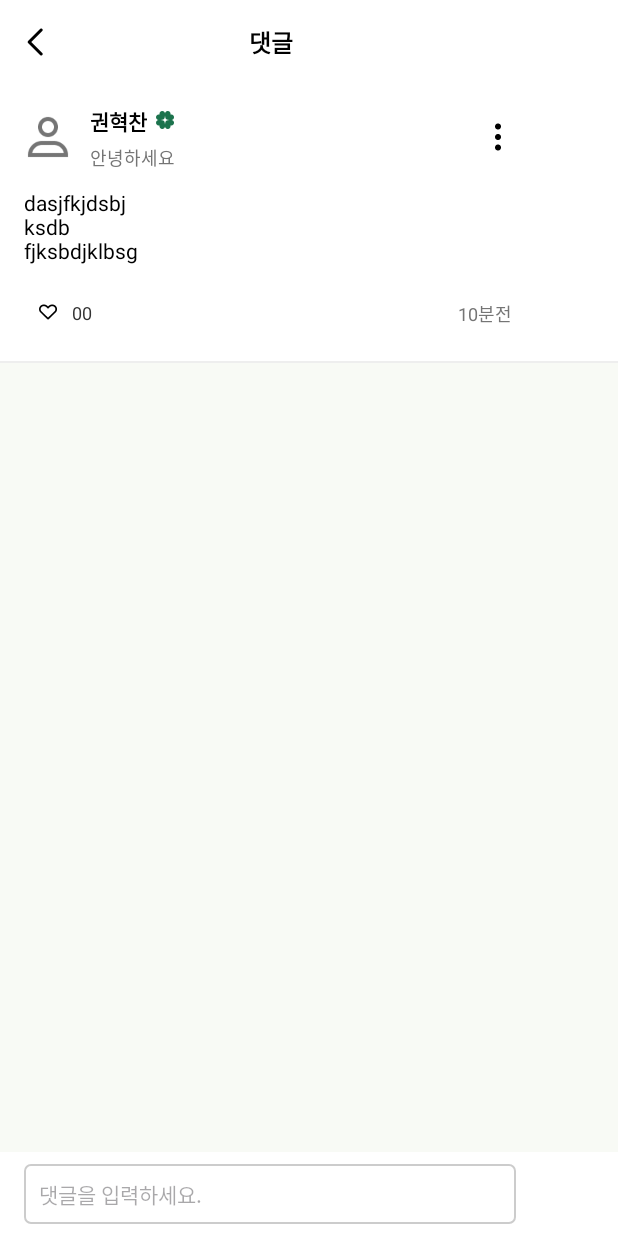
After one commit to Daon-UMC-5th/Android, an Android app: the CommentActivity screen opened directly, with no data from a screen before it, on a phone screen of 412 x 824 dp. The commit adds this screen. Run offline under Robolectric (Android 15) with nearby library versions, the phone set to English and light mode, and no system bars.

Commit message:
댓글 액티비티

```diff
--- a/app/src/main/AndroidManifest.xml
+++ b/app/src/main/AndroidManifest.xml
@@ -12,6 +12,9 @@
         android:supportsRtl="true"
         android:theme="@style/Theme.Daon"
         tools:targetApi="31">
+        <activity
+            android:name=".CommentActivity"
+            android:exported="false" />
         <activity
             android:name=".ReadwriteActivity"
             android:exported="false" />
--- /dev/null
+++ b/app/src/main/java/com/example/daon/CommentActivity.kt
@@ -0,0 +1,68 @@
+package com.example.daon
+
+import android.annotation.SuppressLint
+import androidx.appcompat.app.AppCompatActivity
+import android.os.Bundle
+import android.text.Editable
+import android.text.TextWatcher
+import android.view.View
+import androidx.recyclerview.widget.LinearLayoutManager
+import androidx.recyclerview.widget.RecyclerView
+import com.example.daon.databinding.ActivityCommentBinding
+import com.example.daon.databinding.ActivityMainBinding
+
+class CommentActivity : AppCompatActivity() {
+
+    private lateinit var datas: ArrayList<CommentData>
+    private lateinit var CommentRVAdapter: CommentRVAdapter
+    private lateinit var recyclerView: RecyclerView
+
+    private lateinit var binding : ActivityCommentBinding
+    @SuppressLint("NotifyDataSetChanged")
+    override fun onCreate(savedInstanceState: Bundle?) {
+        super.onCreate(savedInstanceState)
+        binding = ActivityCommentBinding.inflate(layoutInflater)
+        setContentView(binding.root)
+
+        recyclerView = binding.commentRV
+        datas = getYourDataList()
+        CommentRVAdapter = CommentRVAdapter(datas)
+
+        binding.commentRV.layoutManager = LinearLayoutManager(this)
+        binding.commentRV.adapter = CommentRVAdapter
+        datas.add(CommentData("권혁찬","안녕하세요",R.drawable.calendar,"10분전",R.drawable.calendar,R.drawable.calendar,"dasjfkjdsbj\nksdb\nfjksbdjklbsg",R.drawable.calendar,"00"))
+        CommentRVAdapter.notifyDataSetChanged()
+
+
+        binding.commentBack.setOnClickListener {
+            onBackPressedDispatcher.onBackPressed()
+        }
+
+        binding.commentEdit.addTextChangedListener(object : TextWatcher {
+            override fun beforeTextChanged(s: CharSequence?, start: Int, count: Int, after: Int) {
+                // 텍스트 변경 전에 호출됩니다. 여기서는 사용하지 않습니다.
+            }
+
+            override fun onTextChanged(s: CharSequence?, start: Int, before: Int, count: Int) {
+                // 텍스트가 변경될 때마다 호출됩니다. 여기서는 사용하지 않습니다.
+            }
+
+            override fun afterTextChanged(s: Editable?) {
+                // 텍스트가 변경된 후에 호출됩니다.
+                val text = s.toString()
+                if (text.isNotEmpty()) {
+                    binding.commentDel.visibility = View.VISIBLE
+                } else {
+                    binding.commentDel.visibility = View.GONE
+                }
+            }
+        })
+        binding.commentDel.setOnClickListener {
+            binding.commentEdit.text = null
+        }
+    }
+
+    private fun getYourDataList(): ArrayList<CommentData> {
+        return ArrayList()
+    }
+}
--- /dev/null
+++ b/app/src/main/java/com/example/daon/CommentData.kt
@@ -0,0 +1,13 @@
+package com.example.daon
+
+data class CommentData(
+    val nickname: String,
+    val intro: String,
+    val icon: Int,
+    val timeAgo: String,
+    val profileImage: Int,
+    val more: Int,
+    val detail: String,
+    val favorIcon: Int,
+    val favorCount: String,
+)
--- /dev/null
+++ b/app/src/main/java/com/example/daon/CommentRVAdapter.kt
@@ -0,0 +1,42 @@
+package com.example.daon
+
+import android.view.LayoutInflater
+import android.view.ViewGroup
+import androidx.recyclerview.widget.RecyclerView
+import com.example.daon.databinding.CommentItemBinding
+import com.example.daon.databinding.YeeItemBinding
+
+class CommentRVAdapter(private val dataList: ArrayList<CommentData>) : RecyclerView.Adapter<CommentRVAdapter.ViewHolder>(){
+    inner class ViewHolder(private val binding: CommentItemBinding) : RecyclerView.ViewHolder(binding.root){
+        val nickname_ = binding.commentNickname
+        val detail_ = binding.commentDetail
+        val icon_ = binding.writeIcon
+        val timeAgo_ = binding.timeAgo
+        val intro_ = binding.intro
+        val profileImage_ = binding.writeProfile
+        val more_ = binding.writeMore
+        val favorIcon_ = binding.writeFavorite
+        val favorCount_ = binding.favorCount
+
+    }
+
+    override fun onCreateViewHolder(parent: ViewGroup, viewType: Int): CommentRVAdapter.ViewHolder {
+        val binding = CommentItemBinding.inflate(LayoutInflater.from(parent.context), parent, false)
+        return ViewHolder(binding)
+    }
+
+    override fun onBindViewHolder(holder: ViewHolder, position: Int) {
+        holder.nickname_.text = dataList[position].nickname
+        holder.detail_.text = dataList[position].detail
+        holder.icon_.setImageResource(R.drawable.light)
+        holder.intro_.text = dataList[position].intro
+        holder.timeAgo_.text = dataList[position].timeAgo
+        holder.more_.setImageResource(R.drawable.morebtn)
+        holder.profileImage_.setImageResource(R.drawable.mypage)
+        holder.favorIcon_.setImageResource(R.drawable.favor1)
+        holder.favorCount_.text = dataList[position].favorCount
+    }
+    override fun getItemCount(): Int {
+        return dataList.size
+    }
+}
--- a/app/src/main/java/com/example/daon/ReadwriteActivity.kt
+++ b/app/src/main/java/com/example/daon/ReadwriteActivity.kt
@@ -1,11 +1,25 @@
 package com.example.daon
 
+import android.content.Intent
 import androidx.appcompat.app.AppCompatActivity
 import android.os.Bundle
+import com.example.daon.databinding.ActivityReadwriteBinding
+import com.example.daon.databinding.ActivityWriteBinding
 
 class ReadwriteActivity : AppCompatActivity() {
+    private lateinit var binding: ActivityReadwriteBinding
     override fun onCreate(savedInstanceState: Bundle?) {
         super.onCreate(savedInstanceState)
-        setContentView(R.layout.activity_readwrite)
+        binding = ActivityReadwriteBinding.inflate(layoutInflater)
+        setContentView(binding.root)
+
+        binding.writeBack.setOnClickListener {
+            onBackPressedDispatcher.onBackPressed()
+        }
+
+        binding.commentBackground.setOnClickListener {
+            val intent = Intent(this,CommentActivity::class.java)
+            startActivity(intent)
+        }
     }
 }
--- /dev/null
+++ b/app/src/main/res/drawable/comment_background.xml
@@ -0,0 +1,24 @@
+<?xml version="1.0" encoding="utf-8"?>
+<selector xmlns:android="http://schemas.android.com/apk/res/android">
+    <item android:state_focused="true">
+        <shape android:shape="rectangle">
+             <stroke
+            android:width="1dp"
+            android:color="#CCCCCC" />
+             <corners android:radius="4dp"/>
+            <solid
+             android:color="#FFFFFF" />
+            </shape>
+       </item>
+
+    <item android:state_focused="false">
+        <shape android:shape="rectangle">
+            <stroke
+                android:width="1dp"
+                android:color="#CCCCCC" />
+            <corners android:radius="4dp"/>
+            <solid
+                android:color="#FFFFFF" />
+        </shape>
+    </item>
+</selector>
--- /dev/null
+++ b/app/src/main/res/layout/activity_comment.xml
@@ -0,0 +1,86 @@
+<?xml version="1.0" encoding="utf-8"?>
+<androidx.constraintlayout.widget.ConstraintLayout xmlns:android="http://schemas.android.com/apk/res/android"
+    xmlns:app="http://schemas.android.com/apk/res-auto"
+    xmlns:tools="http://schemas.android.com/tools"
+    android:layout_width="match_parent"
+    android:layout_height="match_parent"
+    android:background="#F8FAF5"
+    tools:context=".CommentActivity">
+
+    <androidx.constraintlayout.widget.ConstraintLayout
+        android:layout_width="match_parent"
+        android:layout_height="56dp"
+        android:background="@color/white"
+        tools:ignore="MissingConstraints">
+        <TextView
+            android:layout_width="137dp"
+            android:layout_height="24dp"
+            android:textSize="16sp"
+            android:text="댓글"
+            android:layout_marginStart="112dp"
+            android:layout_marginTop="16dp"
+            android:textStyle="bold"
+            android:gravity="center"
+            android:textColor="@color/black"
+            app:layout_constraintStart_toStartOf="parent"
+            app:layout_constraintTop_toTopOf="parent"
+            tools:ignore="MissingConstraints" />
+
+        <ImageView
+            android:id="@+id/comment_back"
+            android:layout_width="24dp"
+            android:layout_height="24dp"
+            android:src="@drawable/back"
+            android:layout_marginStart="12dp"
+            android:layout_marginTop="16dp"
+            app:layout_constraintStart_toStartOf="parent"
+            app:layout_constraintTop_toTopOf="parent"
+            android:contentDescription="TODO" />
+    </androidx.constraintlayout.widget.ConstraintLayout>
+
+    <androidx.recyclerview.widget.RecyclerView
+        android:id="@+id/comment_RV"
+        android:layout_width="match_parent"
+        android:layout_height="wrap_content"
+        android:layout_marginStart="0dp"
+        android:layout_marginTop="56dp"
+        app:layout_constraintStart_toStartOf="parent"
+        app:layout_constraintTop_toTopOf="parent"
+        tools:listitem="@layout/comment_item"
+        tools:itemCount="3"
+        tools:ignore="MissingConstraints" />
+
+    <androidx.constraintlayout.widget.ConstraintLayout
+        android:layout_width="match_parent"
+        android:layout_height="56dp"
+        android:background="@color/white"
+        app:layout_constraintBottom_toBottomOf="parent"
+        tools:ignore="MissingConstraints">
+
+        <EditText
+            android:id="@+id/comment_edit"
+            android:layout_width="328dp"
+            android:layout_height="40dp"
+            android:layout_marginStart="16dp"
+            android:layout_marginTop="8dp"
+            android:hint="   댓글을 입력하세요."
+            android:textSize="14sp"
+            android:background="@drawable/comment_background"
+            app:layout_constraintStart_toStartOf="parent"
+            app:layout_constraintTop_toTopOf="parent"/>
+
+        <ImageView
+            android:id="@+id/comment_del"
+            android:layout_width="24dp"
+            android:layout_height="24dp"
+            android:src="@drawable/delete"
+            android:layout_marginEnd="8dp"
+            android:layout_marginTop="8dp"
+            android:visibility="gone"
+            app:layout_constraintEnd_toEndOf="@id/comment_edit"
+            app:layout_constraintTop_toTopOf="@id/comment_edit"
+            android:contentDescription="TODO" />
+
+
+    </androidx.constraintlayout.widget.ConstraintLayout>
+</androidx.constraintlayout.widget.ConstraintLayout>
--- /dev/null
+++ b/app/src/main/res/layout/comment_item.xml
@@ -0,0 +1,130 @@
+<?xml version="1.0" encoding="utf-8"?>
+<androidx.constraintlayout.widget.ConstraintLayout xmlns:android="http://schemas.android.com/apk/res/android"
+    xmlns:tools="http://schemas.android.com/tools"
+    android:layout_width="match_parent"
+    android:layout_height="wrap_content"
+    android:background="@color/white"
+    xmlns:app="http://schemas.android.com/apk/res-auto">
+
+        <ImageView
+            android:id="@+id/write_profile"
+            android:layout_width="32dp"
+            android:layout_height="32dp"
+            android:src="@drawable/wee"
+            android:layout_marginStart="16dp"
+            android:layout_marginTop="19dp"
+            app:layout_constraintStart_toStartOf="parent"
+            app:layout_constraintTop_toTopOf="parent"
+            android:contentDescription="TODO" />
+
+        <TextView
+            android:id="@+id/comment_nickname"
+            android:layout_width="wrap_content"
+            android:layout_height="24dp"
+            android:textSize="14sp"
+            android:text="닉네임"
+            android:layout_marginStart="60dp"
+            android:layout_marginTop="14dp"
+            android:textStyle="bold"
+            android:textColor="@color/black"
+            app:layout_constraintStart_toStartOf="parent"
+            app:layout_constraintTop_toTopOf="parent"/>
+
+        <ImageView
+            android:id="@+id/write_icon"
+            android:layout_width="12dp"
+            android:layout_height="12dp"
+            android:src="@drawable/light"
+            android:layout_marginStart="6dp"
+            android:layout_marginTop="18dp"
+            app:layout_constraintStart_toEndOf="@id/comment_nickname"
+            app:layout_constraintTop_toTopOf="parent"
+            android:contentDescription="TODO" />
+
+        <TextView
+            android:id="@+id/timeAgo"
+            android:layout_width="wrap_content"
+            android:layout_height="16dp"
+            android:text="10분전"
+            android:textSize="12sp"
+            android:textColor="#757575"
+            android:layout_marginTop="23.25dp"
+            android:layout_marginStart="305dp"
+            app:layout_constraintStart_toStartOf="parent"
+            app:layout_constraintTop_toBottomOf="@id/comment_detail" />
+
+        <TextView
+            android:id="@+id/intro"
+            android:layout_width="wrap_content"
+            android:layout_height="16dp"
+            android:text="소개 한 마디"
+            android:textSize="12sp"
+            android:textColor="#757575"
+            android:layout_marginTop="40dp"
+            android:layout_marginStart="60dp"
+            app:layout_constraintStart_toStartOf="parent"
+            app:layout_constraintTop_toTopOf="parent" />
+
+        <ImageView
+            android:id="@+id/write_more"
+            android:layout_width="24dp"
+            android:layout_height="24dp"
+            android:src="@drawable/morebtn"
+            android:layout_marginStart="320dp"
+            android:layout_marginTop="23dp"
+            app:layout_constraintStart_toStartOf="parent"
+            app:layout_constraintTop_toTopOf="parent"
+            android:contentDescription="TODO" />
+
+        <TextView
+            android:id="@+id/comment_detail"
+            android:layout_width="320dp"
+            android:layout_height="wrap_content"
+            android:text="댓글 내용입니다."
+            android:textSize="14sp"
+            android:textColor="@color/black"
+            android:layout_marginTop="69dp"
+            android:layout_marginStart="16dp"
+            app:layout_constraintStart_toStartOf="parent"
+            app:layout_constraintTop_toTopOf="parent" />
+
+        <ImageView
+            android:id="@+id/write_favorite"
+            android:layout_width="16dp"
+            android:layout_height="16dp"
+            android:src="@drawable/favor1"
+            android:layout_marginStart="24dp"
+            android:layout_marginTop="23.25dp"
+            app:layout_constraintStart_toStartOf="parent"
+            app:layout_constraintTop_toBottomOf="@id/comment_detail"
+            android:contentDescription="TODO" />
+
+        <TextView
+            android:id="@+id/favorCount"
+            android:layout_width="14dp"
+            android:layout_height="16dp"
+            android:text="00"
+            android:textSize="12sp"
+            android:textColor="#333333"
+            android:layout_marginTop="23.25dp"
+            android:layout_marginStart="48dp"
+            app:layout_constraintStart_toStartOf="parent"
+            app:layout_constraintTop_toBottomOf="@id/comment_detail"
+            />
+        <Space
+            android:id="@+id/space"
+            android:layout_width="match_parent"
+            android:layout_height="24.75dp"
+            android:layout_marginTop="0dp"
+            android:layout_marginStart="0dp"
+            app:layout_constraintStart_toStartOf="parent"
+            app:layout_constraintTop_toBottomOf="@id/favorCount"
+            tools:ignore="MissingConstraints" />
+        <View
+            android:layout_width="match_parent"
+            android:layout_height="1dp"
+            android:layout_marginTop="0dp"
+            app:layout_constraintTop_toBottomOf="@id/space"
+            android:background="#EEEEEE"/>
+
+</androidx.constraintlayout.widget.ConstraintLayout>
```
Also changed, not shown: app/src/main/res/drawable/delete.png (added).
